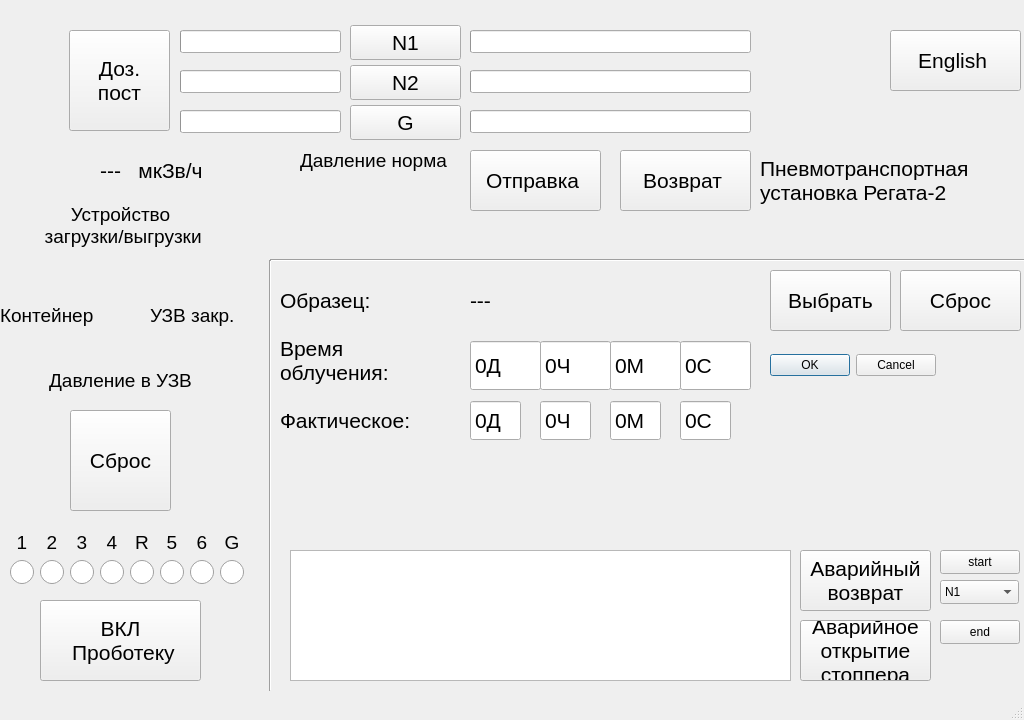
Above: mainwindow.ui from beeleph/PanelRegata2 before the change. Below: the same form after it.
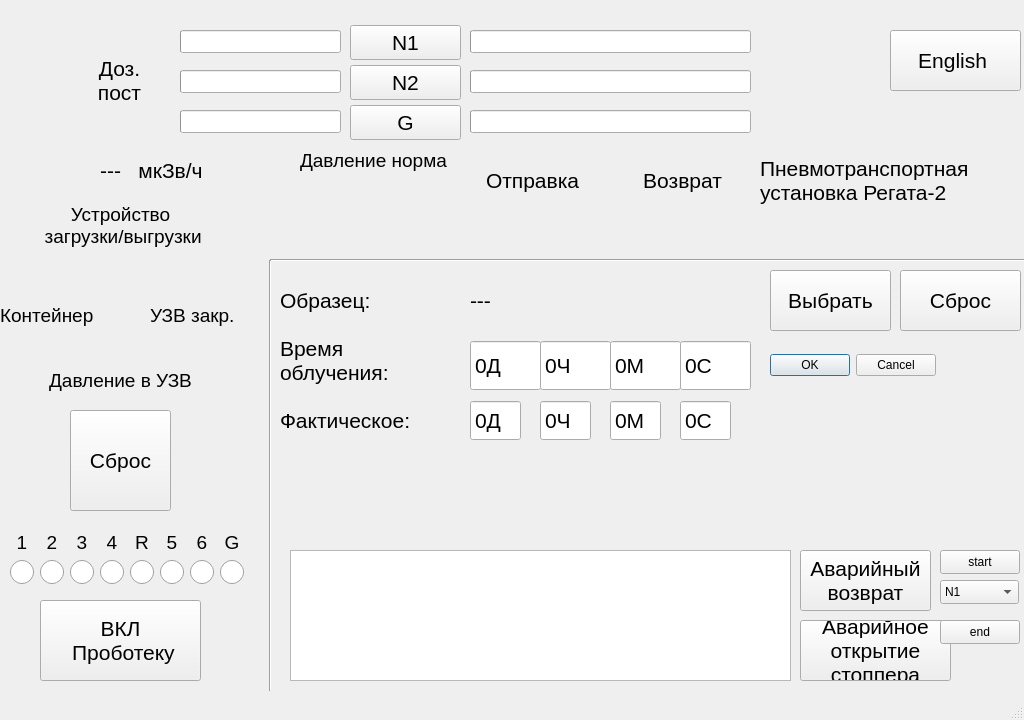
That is the form after the change. Icons and pictures are not drawn. Custom widgets are drawn as their Qt base class.

Commit message: working gui. nneed to delete test buttons

```diff
--- a/mainwindow.ui
+++ b/mainwindow.ui
@@ -163,7 +163,6 @@
     </property>
     <property name="font">
      <font>
-      <family>Segoe UI</family>
       <pointsize>16</pointsize>
       <underline>false</underline>
      </font>
@@ -175,6 +174,9 @@
      <string>Доз.
 пост</string>
     </property>
+    <property name="flat">
+     <bool>true</bool>
+    </property>
    </widget>
    <widget class="QProgressBar" name="N1BarTwo">
     <property name="geometry">
@@ -511,7 +513,6 @@
     </property>
     <property name="font">
      <font>
-      <family>Segoe UI</family>
       <pointsize>16</pointsize>
      </font>
     </property>
@@ -521,6 +522,9 @@
     <property name="text">
      <string>Отправка </string>
     </property>
+    <property name="flat">
+     <bool>true</bool>
+    </property>
    </widget>
    <widget class="QLedLabel" name="pressureOkLed">
     <property name="geometry">
@@ -571,7 +575,6 @@
     </property>
     <property name="font">
      <font>
-      <family>Segoe UI</family>
       <pointsize>16</pointsize>
      </font>
     </property>
@@ -1465,7 +1468,6 @@
     </property>
     <property name="font">
      <font>
-      <family>Segoe UI</family>
       <pointsize>16</pointsize>
      </font>
     </property>
@@ -1475,6 +1477,9 @@
     <property name="text">
      <string>Возврат </string>
     </property>
+    <property name="flat">
+     <bool>true</bool>
+    </property>
    </widget>
    <widget class="QLedLabel" name="activeZoneLedN1">
     <property name="geometry">
@@ -1551,13 +1556,12 @@
      <rect>
       <x>800</x>
       <y>620</y>
-      <width>131</width>
+      <width>151</width>
       <height>61</height>
      </rect>
     </property>
     <property name="font">
      <font>
-      <family>Segoe UI</family>
       <pointsize>16</pointsize>
      </font>
     </property>
```
Left out of the diff: 63 changed lines with no effect on the pictures. The commit also changes 1 other file.
